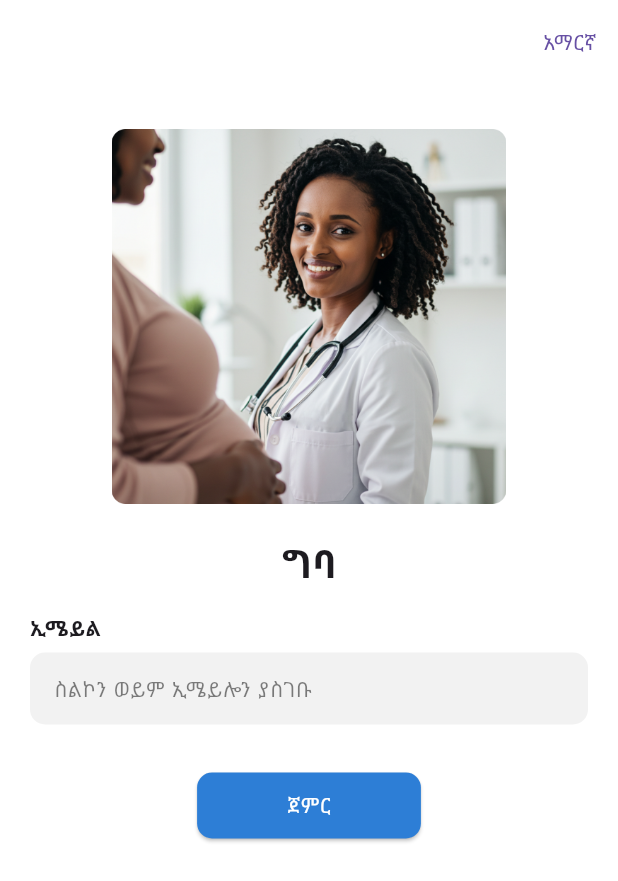
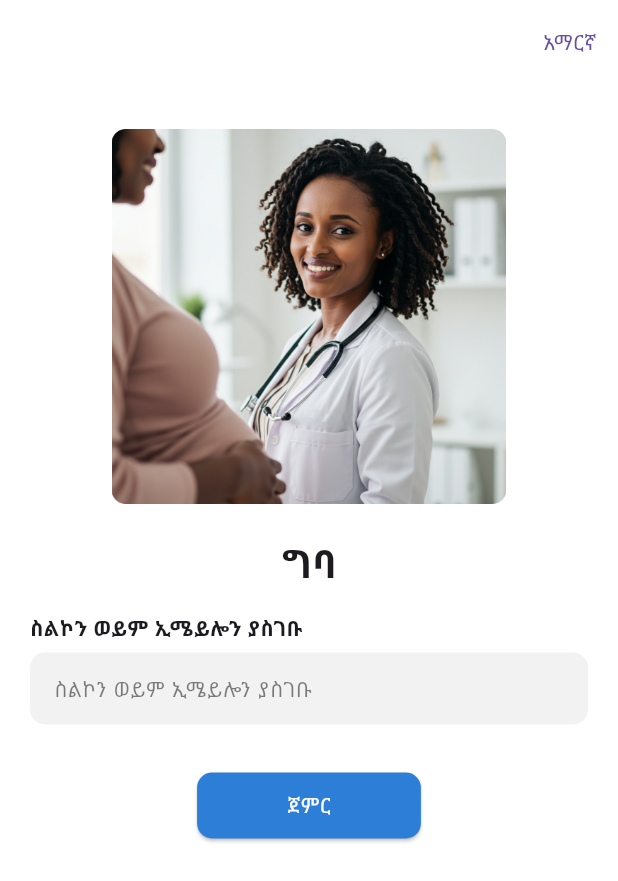
Before and after one commit to Abelabebe313/lenat_mobile, a Flutter app: the screen it shows after launch, after a tap on "ጉዞዎን ይጀምሩ", on a phone screen of 412 x 824 dp. Shown: the top 881 px of the screen. Run offline on Flutter 3.47's test engine with Material 3 defaults, Android fonts, the phone set to English and light mode, and no system bars; our stand-ins replace cached_network_image, flutter_blurhash, flutter_html, flutter_secure_storage, flutter_svg, get_it and 9 more; missing offline and left inert: chapasdk, easy_image_viewer, flutter_inappwebview, image_gallery_saver_plus, minio; accounts and stored records are empty; network calls fail.

Commit message:
updated_profile_edit_and_home

```diff
--- a/lib/view/auth/login_view.dart
+++ b/lib/view/auth/login_view.dart
@@ -133,7 +133,9 @@ class _LoginViewState extends State<LoginView> {
                         crossAxisAlignment: CrossAxisAlignment.start,
                         children: [
                           Text(
-                            profileViewModel.isAmharic ? "ኢሜይል" : "Email",
+                            profileViewModel.isAmharic
+                                ? "ስልኮን ወይም ኢሜይሎን ያስገቡ"
+                                : "Enter your phone number or email",
                             style: titleStyle,
                           ),
                           const SizedBox(height: 6),
--- a/lib/view/market/checkout/checkout_view.dart
+++ b/lib/view/market/checkout/checkout_view.dart
@@ -380,7 +380,7 @@ class _CheckOutViewState extends State<CheckOutView> {
             _buildPaymentOption('cash', Icons.payments, profileViewModel.isAmharic ? "ገንዘብ" : "Cash", viewModel),
             const SizedBox(width: 16),
             _buildPaymentOption(
-                'bank', Icons.account_balance, profileViewModel.isAmharic ? "ባንክ" : "Bank", viewModel),
+                'bank', Icons.phone_android, profileViewModel.isAmharic ? "በሞባይል ማስተላለፍ" : "Mobile Transfer", viewModel),
           ],
         ),
       ],
--- a/lib/view/profile_edit/profile_edit_viewmodel.dart
+++ b/lib/view/profile_edit/profile_edit_viewmodel.dart
@@ -16,6 +16,12 @@ class ProfileEditViewModel extends ChangeNotifier {
   String get selectedGender => _selectedGender;
   bool get isLoading => _isLoading;
   UserModel? get currentUser => _currentUser;
+
+  // Method to set selected gender
+  void setSelectedGender(String gender) {
+    _selectedGender = gender;
+    notifyListeners();
+  }
 
   // Set callback for profile refresh
   void setProfileUpdateCallback(Function callback) {
```
Also changed, not shown: lib/view/home/home_view.dart (+13 -11 lines), lib/view/profile_edit/profile_edit_view.dart (+7 -0 lines), lib/services/market_service.dart (line endings or trailing spaces), 1 other file.
